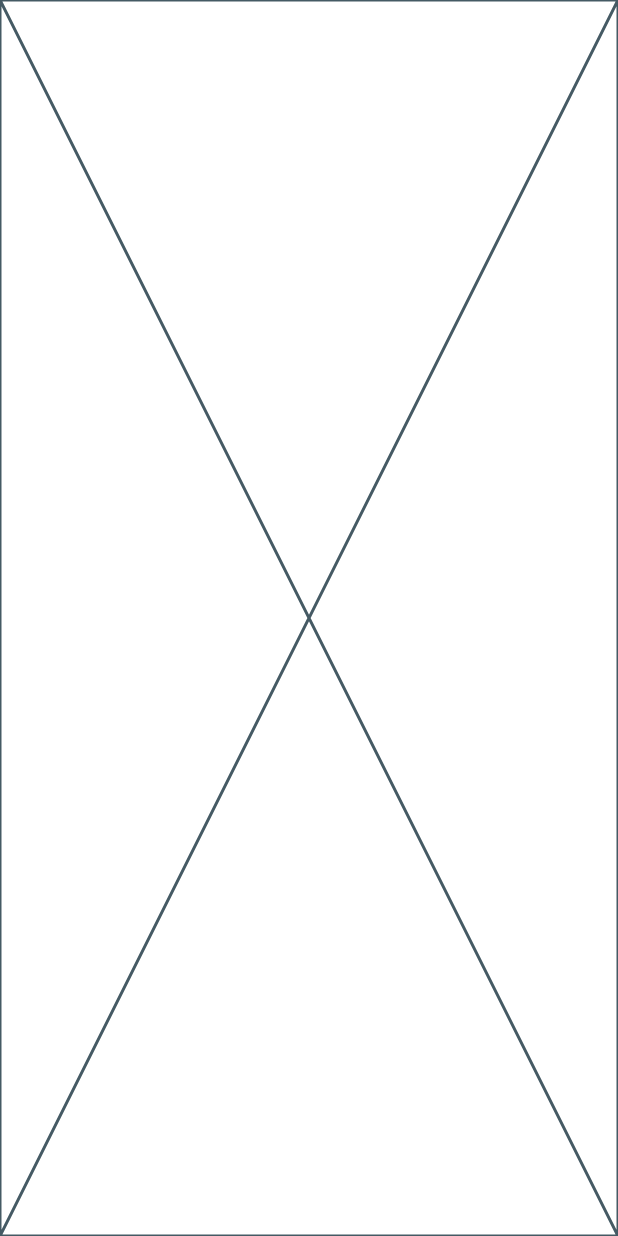
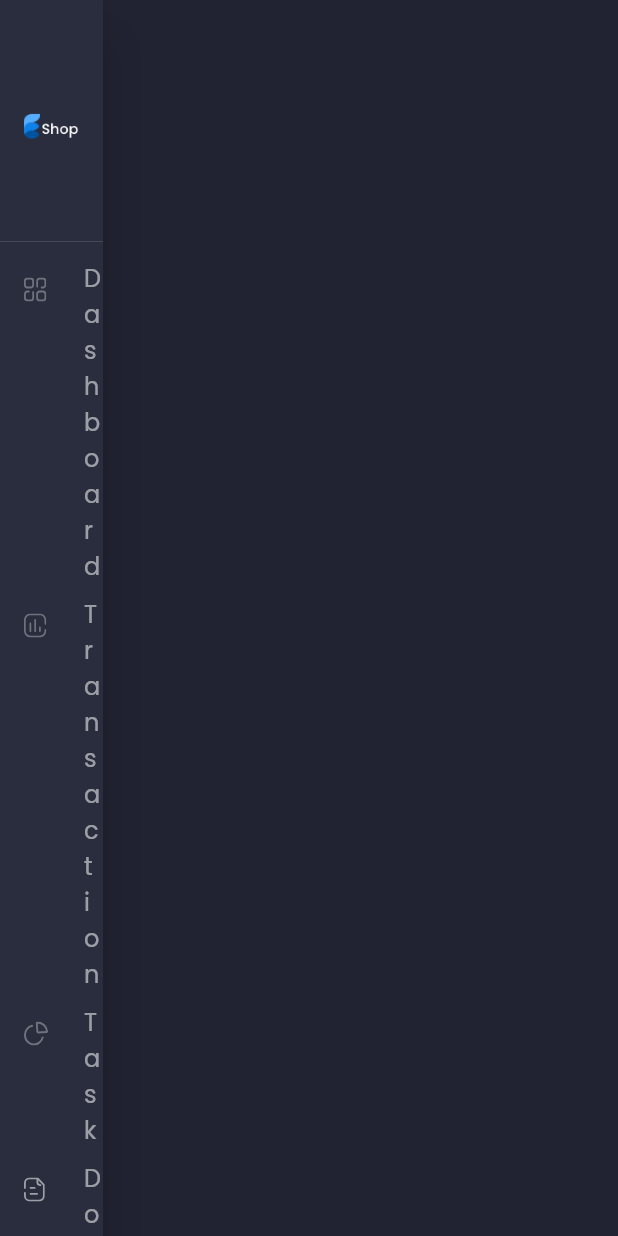
Before and after one commit to salmannaeem112215/flutter_responsive_dashboard, a Flutter app: the screen it shows after launch, on a phone screen of 412 x 824 dp. Run offline on Flutter 3.47's test engine with Material 2 defaults, Android fonts, the phone set to English and light mode, and no system bars; our stand-ins replace flutter_svg, google_fonts.

Commit message:
Drawer Completed

```diff
--- /dev/null
+++ b/lib/screens/main/compoenents/drawer_list_tile.dart
@@ -0,0 +1,31 @@
+
+import 'package:flutter/material.dart';
+import 'package:flutter_svg/svg.dart';
+
+class DrawerListTile extends StatelessWidget {
+  const DrawerListTile({
+    super.key,
+    required this.onPress,
+    required this.svgSrc,
+    required this.title,
+  });
+  final Function()? onPress;
+  final String svgSrc;
+  final String title;
+  @override
+  Widget build(BuildContext context) {
+    return ListTile(
+      onTap: onPress,
+      horizontalTitleGap: 0.0,
+      leading: SvgPicture.asset(
+        svgSrc,
+        height: 16,
+        colorFilter: const ColorFilter.mode(Colors.white54, BlendMode.srcIn),
+      ),
+      title: Text(
+        title,
+        style: const TextStyle(color: Colors.white54),
+      ),
+    );
+  }
+}
--- /dev/null
+++ b/lib/screens/main/compoenents/slide_menu.dart
@@ -0,0 +1,62 @@
+import 'package:flutter/material.dart';
+
+import './drawer_list_tile.dart';
+
+class SlideMenu extends StatelessWidget {
+  const SlideMenu({
+    super.key,
+  });
+
+  @override
+  Widget build(BuildContext context) {
+    return Drawer(
+      child: SingleChildScrollView(
+        child: Column(
+          children: [
+            DrawerHeader(child: Image.asset("assets/images/logo.png")),
+            DrawerListTile(
+              onPress: () {},
+              svgSrc: "assets/icons/menu_dashbord.svg",
+              title: 'Dashboard',
+            ),
+            DrawerListTile(
+              onPress: () {},
+              svgSrc: "assets/icons/menu_tran.svg",
+              title: 'Transaction',
+            ),
+            DrawerListTile(
+              onPress: () {},
+              svgSrc: "assets/icons/menu_task.svg",
+              title: 'Task',
+            ),
+            DrawerListTile(
+              onPress: () {},
+              svgSrc: "assets/icons/menu_doc.svg",
+              title: 'Documents',
+            ),
+            DrawerListTile(
+              onPress: () {},
+              svgSrc: "assets/icons/menu_store.svg",
+              title: 'Store',
+            ),
+            DrawerListTile(
+              onPress: () {},
+              svgSrc: "assets/icons/menu_notification.svg",
+              title: 'Notification',
+            ),
+            DrawerListTile(
+              onPress: () {},
+              svgSrc: "assets/icons/menu_profile.svg",
+              title: 'Profhile',
+            ),
+            DrawerListTile(
+              onPress: () {},
+              svgSrc: "assets/icons/menu_setting.svg",
+              title: 'Settings',
+            ),
+          ],
+        ),
+      ),
+    );
+  }
+}
--- a/lib/screens/main/main_screen.dart
+++ b/lib/screens/main/main_screen.dart
@@ -1,11 +1,24 @@
 import 'package:flutter/material.dart';
+
+import './compoenents/slide_menu.dart';
 
 class MainScreen extends StatelessWidget {
   const MainScreen({super.key});
 
   @override
   Widget build(BuildContext context) {
-    return const Placeholder();
-
+    return Scaffold(
+      body: Row(
+        children: [
+          const Expanded(
+            child: SlideMenu(),
+          ),
+          Expanded(
+            flex: 5,
+            child: Container(),
+          ),
+        ],
+      ),
+    );
   }
 }
```
Also changed, not shown: pubspec.yaml (+4 -3 lines).
